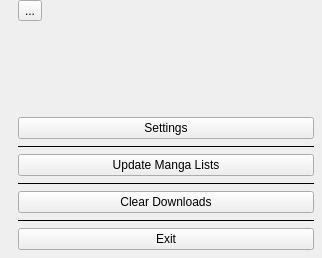
First picture: the form in widgets/menudialog.ui, repository Rain92/UltimateMangaReader, before the edit.
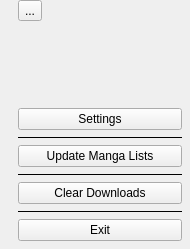
Second picture: the form after the edit. Icons and pictures are not drawn.

Diff of the .ui file:
```diff
--- a/widgets/menudialog.ui
+++ b/widgets/menudialog.ui
@@ -6,8 +6,8 @@
    <rect>
     <x>0</x>
     <y>0</y>
-    <width>322</width>
-    <height>258</height>
+    <width>190</width>
+    <height>249</height>
    </rect>
   </property>
   <property name="windowTitle">
```
